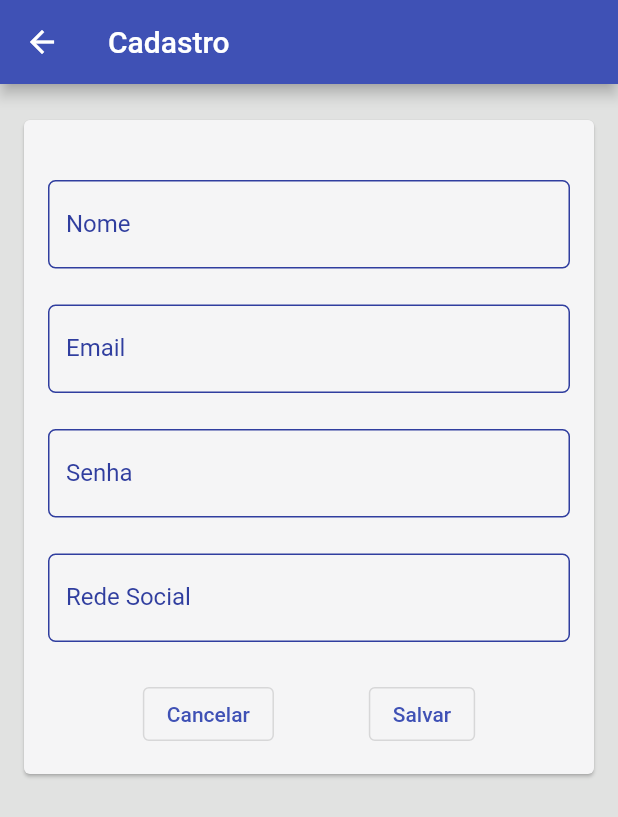
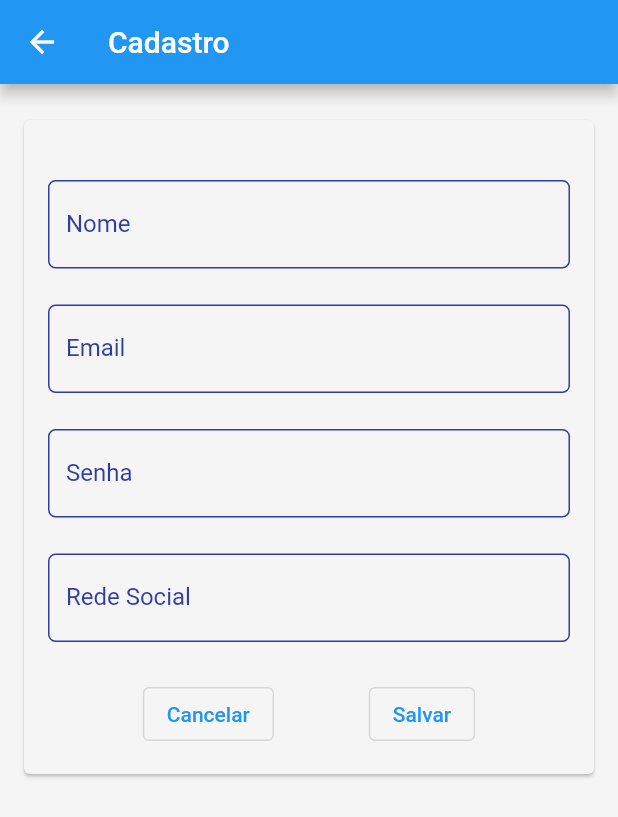
Before and after one commit to WallatanS/CIO, a Flutter app: the screen it shows after launch, after a tap on "Cadastrar", on a phone screen of 412 x 824 dp. Shown: the top 817 px of the screen. Run offline on Flutter 3.47's test engine with Material 2 defaults, Android fonts, the phone set to English and light mode, and no system bars; our stand-ins replace cloud_firestore, firebase_auth, firebase_core; accounts and stored records are empty.

Commit message:
Subindo correções

```diff
--- a/Flutter/Chat/mychat/lib/commons/textFormItem.dart
+++ b/Flutter/Chat/mychat/lib/commons/textFormItem.dart
@@ -25,7 +25,7 @@ Widget textFormItem(BuildContext context, String name, bool obscure) {
           ),
         ),
         focusedBorder: OutlineInputBorder(
-          borderRadius: BorderRadius.circular(15),
+          borderRadius: BorderRadius.circular(10),
           borderSide: const BorderSide(
             width: 1.5,
             color: Color.fromRGBO(48, 62, 159, 1),
@@ -58,7 +58,7 @@ Widget textFormItemsenha(BuildContext context, String name, bool obscure) {
           ),
         ),
         focusedBorder: OutlineInputBorder(
-          borderRadius: BorderRadius.circular(15),
+          borderRadius: BorderRadius.circular(10),
           borderSide: const BorderSide(
             width: 1.5,
             color: Color.fromRGBO(48, 62, 159, 1),
--- a/Flutter/Chat/mychat/lib/main.dart
+++ b/Flutter/Chat/mychat/lib/main.dart
@@ -13,8 +13,9 @@ class MyApp extends StatelessWidget {
     return MaterialApp(
       title: 'Versão 1.0',
       theme: ThemeData(
-        primarySwatch: Colors.indigo,
-        secondaryHeaderColor: Colors.blueGrey,
+        primaryColor: const Color(0x00512da8),
+        scaffoldBackgroundColor: Colors.grey[100],
+        visualDensity: VisualDensity.adaptivePlatformDensity,
       ),
       home: const LoginScreenNew(),
     );
--- a/Flutter/Chat/mychat/lib/sreen/login_screen_new.dart
+++ b/Flutter/Chat/mychat/lib/sreen/login_screen_new.dart
@@ -17,7 +17,6 @@ class LoginScreenNew extends StatelessWidget {
           child: Container(
             width: MediaQuery.of(context).size.width,
             height: MediaQuery.of(context).size.height,
-            color: const Color.fromRGBO(225, 226, 225, 1),
             child: Column(
               //mainAxisSize: MainAxisSize.min,
               children: [
--- a/Flutter/Chat/mychat/lib/sreen/sign_up_screen.dart
+++ b/Flutter/Chat/mychat/lib/sreen/sign_up_screen.dart
@@ -12,7 +12,6 @@ class SignUpScreen extends StatelessWidget {
         body: Container(
           width: MediaQuery.of(context).size.width,
           height: MediaQuery.of(context).size.height,
-          color: const Color.fromRGBO(225, 226, 225, 1),
           child: Center(
             child: SizedBox(
               child: Column(
```
Also changed, not shown: Flutter/Chat/mychat/lib/model/users/user.dart (+21 -1 lines), Flutter/Chat/mychat/lib/model/users/user_services.dart (+26 -1 lines).
